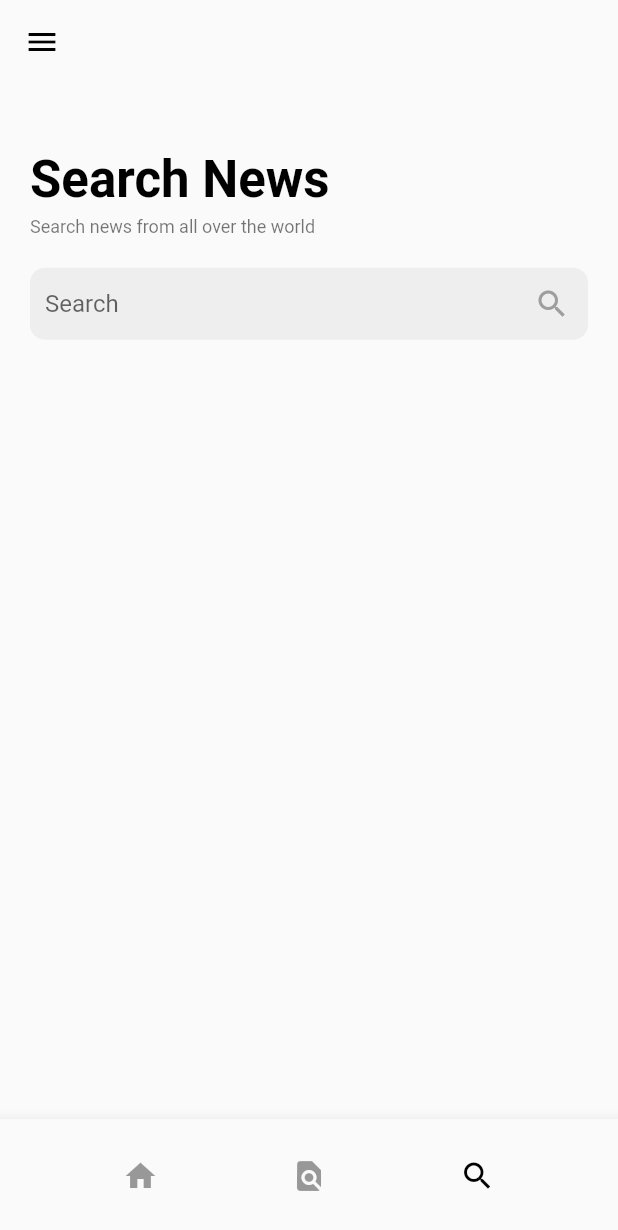
After one commit to SINGH202/flutter-news-app, a Flutter app: the SearchScreen screen opened by its route, on a phone screen of 412 x 824 dp. The commit adds this screen. Shown: the top 1230 px of the screen. Run offline on Flutter 3.47's test engine with Material 2 defaults, Android fonts, the phone set to English and light mode, and no system bars; our stand-ins replace equatable; network calls fail.

Commit message:
Added search screen and navigation in homeNews.

```diff
--- a/lib/main.dart
+++ b/lib/main.dart
@@ -1,6 +1,7 @@
 import 'dart:ui';
 
 import 'package:flutter/material.dart';
+import 'package:news/screens/search_screen.dart';
 import 'screens/screens.dart';
 
 void main() {
@@ -22,6 +23,7 @@ class MyApp extends StatelessWidget {
         DiscoverScreen.routeName: (context) => const DiscoverScreen(),
         ArticleScreen.routeName: (context) => const ArticleScreen(),
         SignUpScreen.routeName: (context) => const SignUpScreen(),
+        SearchScreen.routeName: (context) => const SearchScreen(),
       },
     );
   }
--- a/lib/screens/article_screen.dart
+++ b/lib/screens/article_screen.dart
@@ -66,7 +66,7 @@ class _NewBody extends StatelessWidget {
                   width: 10,
                 ),
                 Text(
-                  article["author"],
+                  article["author"] ?? "Author",
                   style: Theme.of(context).textTheme.bodyMedium!.copyWith(
                         color: Colors.white,
                       ),
@@ -84,7 +84,7 @@ class _NewBody extends StatelessWidget {
                   width: 10,
                 ),
                 Text(
-                  '${DateTime.now().difference(DateTime.parse(article["publishedAt"]) ?? DateTime.now()).inHours} hours',
+                  '${DateTime.now().difference(DateTime.parse(article["publishedAt"] ?? DateTime.now())).inHours} hours',
                   style: Theme.of(context).textTheme.bodyMedium!,
                 )
               ]),
--- /dev/null
+++ b/lib/screens/search_screen.dart
@@ -0,0 +1,87 @@
+import 'package:flutter/material.dart';
+
+import '../widgets/bottom_nav_bar.dart';
+
+class SearchScreen extends StatefulWidget {
+  const SearchScreen({Key? key}) : super(key: key);
+  static const routeName = "/search";
+
+  @override
+  State<StatefulWidget> createState() => _SearchScreenState();
+}
+
+class _SearchScreenState extends State<SearchScreen> {
+  TextEditingController searchController = TextEditingController();
+
+  @override
+  Widget build(BuildContext context) {
+    return Scaffold(
+      appBar: AppBar(
+        backgroundColor: Colors.transparent,
+        elevation: 0,
+        leading: IconButton(
+          onPressed: () {},
+          icon: const Icon(
+            Icons.menu,
+            color: Colors.black,
+          ),
+        ),
+      ),
+      bottomNavigationBar: const BottomNavBar(index: 2),
+      extendBodyBehindAppBar: true,
+      body: ListView(
+        padding: const EdgeInsets.fromLTRB(20, 60, 20, 0),
+        children: [
+          SizedBox(
+            height: MediaQuery.of(context).size.height * 0.25,
+            child: Column(
+              crossAxisAlignment: CrossAxisAlignment.start,
+              mainAxisAlignment: MainAxisAlignment.center,
+              children: [
+                Text(
+                  "Search News",
+                  style: Theme.of(context).textTheme.headlineMedium!.copyWith(
+                        color: Colors.black,
+                        fontWeight: FontWeight.bold,
+                      ),
+                ),
+                const SizedBox(
+                  height: 5,
+                ),
+                Text(
+                  "Search news from all over the world",
+                  style: Theme.of(context).textTheme.bodySmall,
+                ),
+                const SizedBox(
+                  height: 20,
+                ),
+                TextFormField(
+                  controller: searchController,
+                  decoration: InputDecoration(
+                    contentPadding: const EdgeInsets.fromLTRB(10, 0, 0, 0),
+                    hintText: "Search",
+                    fillColor: Colors.grey.shade200,
+                    filled: true,
+                    suffixIcon: IconButton(
+                      onPressed: () {
+                        print(searchController.text.toString());
+                      },
+                      icon: const Icon(
+                        Icons.search,
+                        color: Colors.grey,
+                      ),
+                    ),
+                    border: OutlineInputBorder(
+                      borderRadius: BorderRadius.circular(10.0),
+                      borderSide: BorderSide.none,
+                    ),
+                  ),
+                )
+              ],
+            ),
+          )
+        ],
+      ),
+    );
+  }
+}
--- a/lib/widgets/bottom_nav_bar.dart
+++ b/lib/widgets/bottom_nav_bar.dart
@@ -1,5 +1,6 @@
 import 'package:flutter/material.dart';
 import 'package:news/screens/screens.dart';
+import 'package:news/screens/search_screen.dart';
 
 class BottomNavBar extends StatelessWidget {
   const BottomNavBar({
@@ -32,20 +33,20 @@ class BottomNavBar extends StatelessWidget {
                 onPressed: () {
                   Navigator.pushNamed(context, DiscoverScreen.routeName);
                 },
-                icon: const Icon(Icons.search),
+                icon: const Icon(Icons.find_in_page),
               ),
-              label: "Search"),
+              label: "Discover"),
           BottomNavigationBarItem(
               icon: Container(
                 margin: const EdgeInsets.only(right: 50),
                 child: IconButton(
                   onPressed: () {
-                    Navigator.pushNamed(context, SignUpScreen.routeName);
+                    Navigator.pushNamed(context, SearchScreen.routeName);
                   },
-                  icon: const Icon(Icons.person),
+                  icon: const Icon(Icons.search),
                 ),
               ),
-              label: "Profile"),
+              label: "Search"),
         ]);
   }
 }
```
Also changed, not shown: lib/models/article_model.dart (deleted, +0 -184 lines), lib/screens/discover_screen.dart (+3 -29 lines), lib/screens/home_screen.dart (+9 -0 lines).
